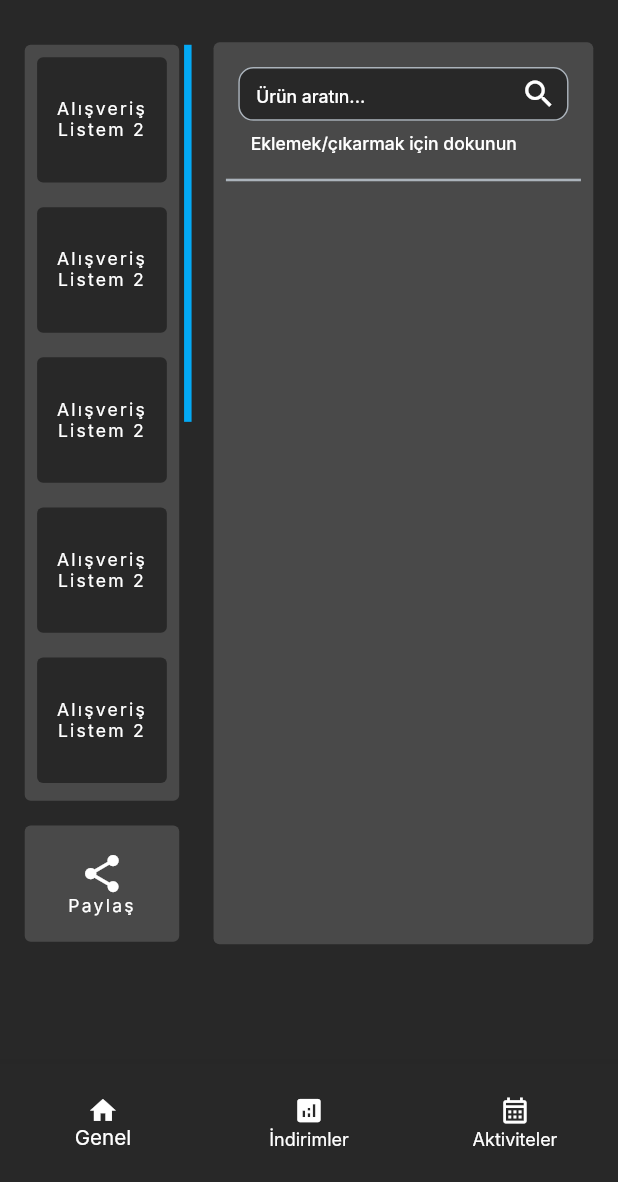
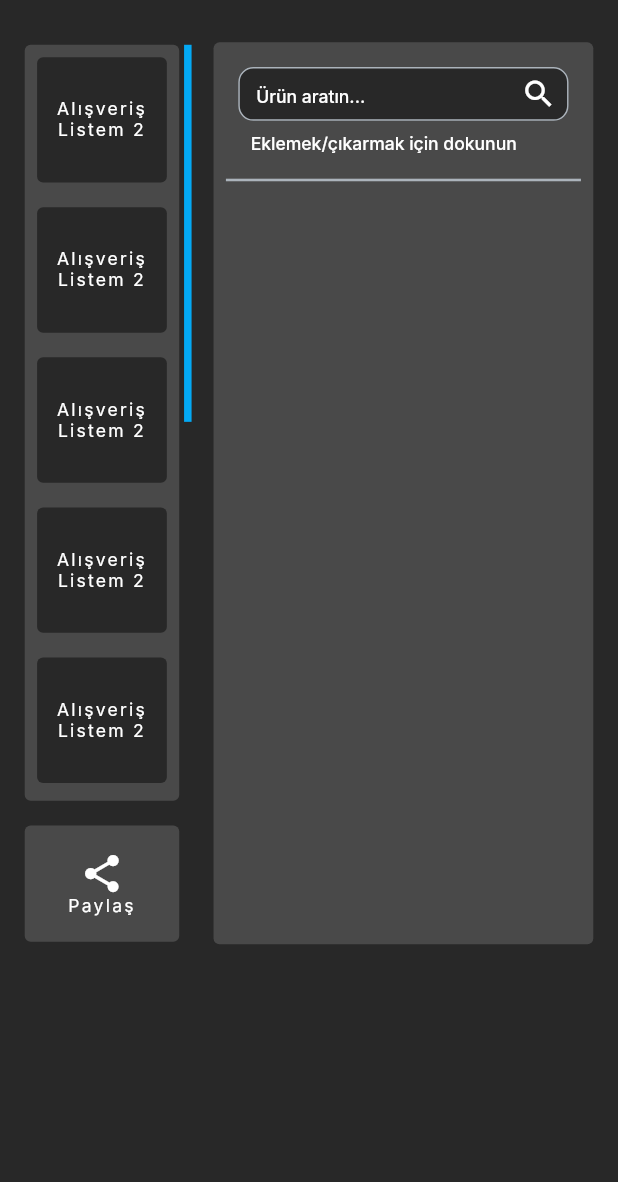
Before and after one commit to newapp49/flash_angebote, a Flutter app: the ShopingListPage screen opened by its route, on a phone screen of 412 x 824 dp, the part 54-1236 px from its top. Run offline on Flutter 3.47's test engine with Material 2 defaults, Android fonts, the phone set to English and light mode, and no system bars; our stand-ins replace auto_route, easy_localization, flutter_screenutil; generated files the repository leaves out were written again; Roboto replaces fonts that are missing (Inter).

Commit message:
bottombar deleted

```diff
--- a/lib/src/features/shopingListPage/view/shoping_list_view.dart
+++ b/lib/src/features/shopingListPage/view/shoping_list_view.dart
@@ -26,34 +26,6 @@ class _ShopingListPageState extends State<ShopingListPage> {
         child: appBar(context),
       ),
       backgroundColor: context.colorScheme.background,
-      bottomNavigationBar: SizedBox(
-        height: 66.h,
-        child: BottomNavigationBar(
-          iconSize: 18.sp,
-          selectedFontSize: 12.sp,
-          backgroundColor: context.colorScheme.background,
-          unselectedItemColor: context.colorScheme.onPrimary,
-          selectedItemColor: context.colorScheme.onPrimary,
-          items: [
-            BottomNavigationBarItem(
-              icon: const Icon(
-                Icons.home,
-              ),
-              label: LocaleKeys.homepage_bottombar_home.tr(),
-            ),
-            BottomNavigationBarItem(
-                icon: const Icon(
-                  Icons.analytics,
-                ),
-                label: LocaleKeys.homepage_bottombar_discounts.tr()),
-            BottomNavigationBarItem(
-                icon: const Icon(
-                  Icons.calendar_month_outlined,
-                ),
-                label: LocaleKeys.homepage_bottombar_activity.tr())
-          ],
-        ),
-      ),
       body: bodyPage(context),
     );
   }
```
